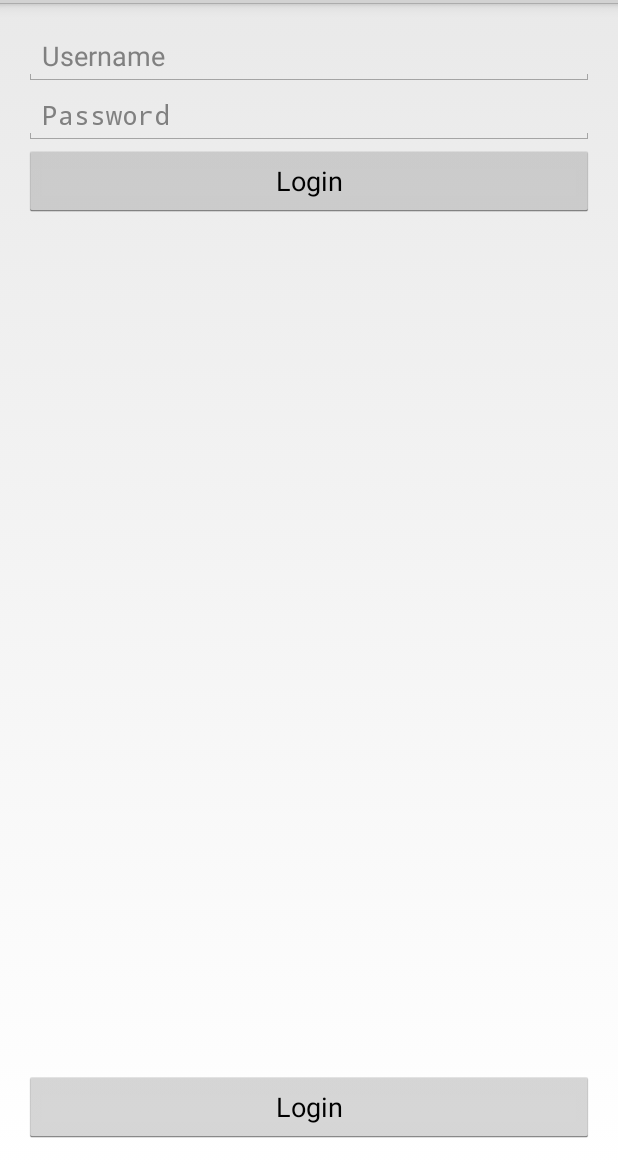
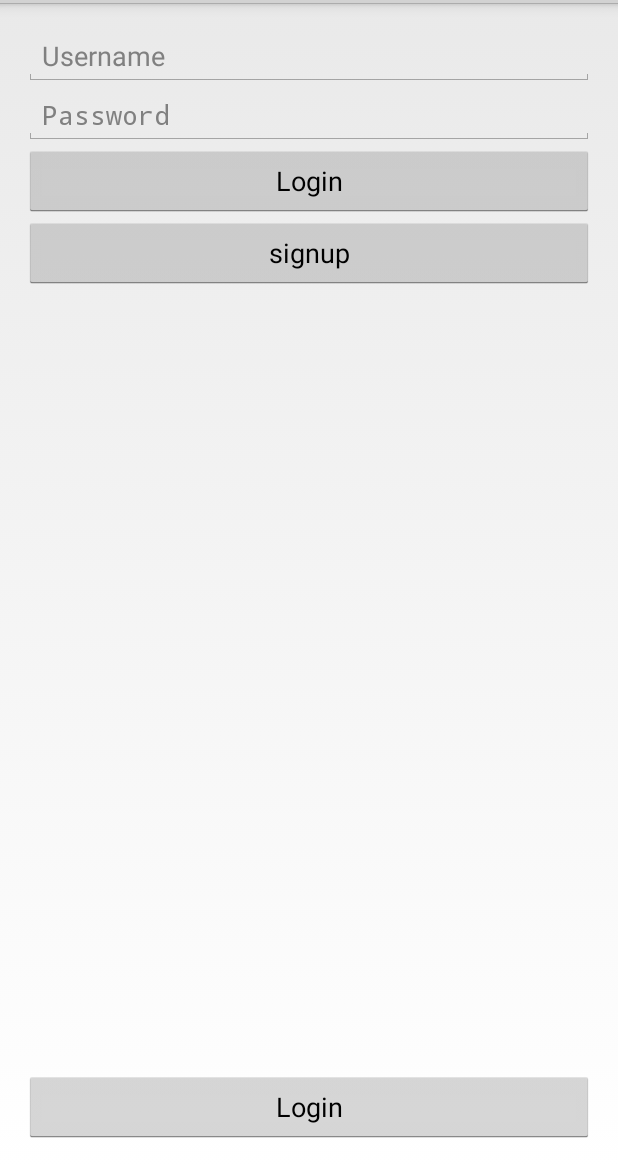
Before and after one commit to dsouzarc/snapshot, an Android app: the screen it shows after launch (LoginActivity), on a phone screen of 412 x 824 dp, the part 69-1236 px from its top. Run offline under Robolectric (Android 15) with nearby library versions, the phone set to English and light mode, and no system bars; 1 statement that could not run was skipped.

Commit message:
fixed login layout

```diff
--- a/app/src/main/java/com/ryan/snapshot/Application.java
+++ b/app/src/main/java/com/ryan/snapshot/Application.java
@@ -14,8 +14,7 @@ public class Application extends Activity {
     @Override
     protected void onCreate(Bundle savedInstanceState) {
         super.onCreate(savedInstanceState);
-        Parse.initialize(this, "aDaI7FmzfiFcgoHucvC2OEDzqiGsC2n0bcoFVsh4", "YzcvNDwvKfkjpjRnZJKUWxlmxrQHhmcavZkgFzFy");
-
+        Parse.initialize(this, "w5Ub5y19f06MIZNdGvUoIIMW4rUx891eTRR4m8jp", "WYJKiIspLdFO7OmFNUlaIZjKgUjHWiPMOuSpoNr5");
         ParseObject testObject = new ParseObject("TestObject");
         testObject.put("foo", "bar");
         testObject.saveInBackground();
--- a/app/src/main/java/com/ryan/snapshot/LoginActivity.java
+++ b/app/src/main/java/com/ryan/snapshot/LoginActivity.java
@@ -21,7 +21,7 @@ public class LoginActivity extends Activity {
     protected EditText mUsername;
     protected EditText mPassword;
     protected Button mLoginButton;
-    protected TextView mSignUpTextView;
+    protected TextView mSignUpButton;
 
     @Override
     protected void onCreate(Bundle savedInstanceState) {
@@ -29,8 +29,8 @@ public class LoginActivity extends Activity {
         requestWindowFeature(Window.FEATURE_INDETERMINATE_PROGRESS);
         setContentView(R.layout.activity_login);
 
-        mSignUpTextView = (TextView)findViewById(R.id.signUpText);
-        mSignUpTextView.setOnClickListener(new View.OnClickListener() {
+        mSignUpButton = (Button)findViewById(R.id.signupButton);
+        mSignUpButton.setOnClickListener(new View.OnClickListener() {
             @Override
             public void onClick(View v) {
                 Intent intent = new Intent(LoginActivity.this, SignUpActivity.class);
--- a/app/src/main/res/layout/activity_login.xml
+++ b/app/src/main/res/layout/activity_login.xml
@@ -38,14 +38,12 @@
         android:layout_below="@+id/passwordField"
         android:text="@string/login_button_label" />
 
-    <TextView
-        android:id="@+id/signUpText"
-        android:layout_width="wrap_content"
+    <Button
+        android:id="@+id/signupButton"
+        android:layout_width="match_parent"
         android:layout_height="wrap_content"
-        android:layout_below="@+id/loginButton"
-        android:layout_centerHorizontal="true"
-        android:layout_marginTop="69dp"
-        android:text="@string/sign_up_text" />
+        android:layout_below="@+id/realLoginButton"
+        android:text="signup" />
 
     <Button
         android:layout_width="match_parent"
```
